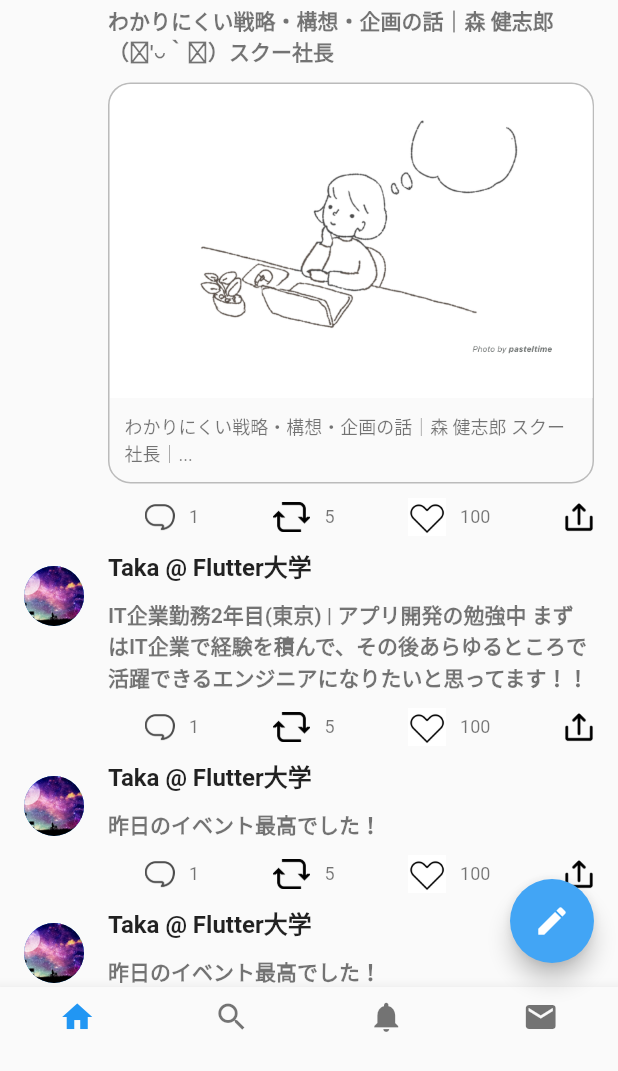
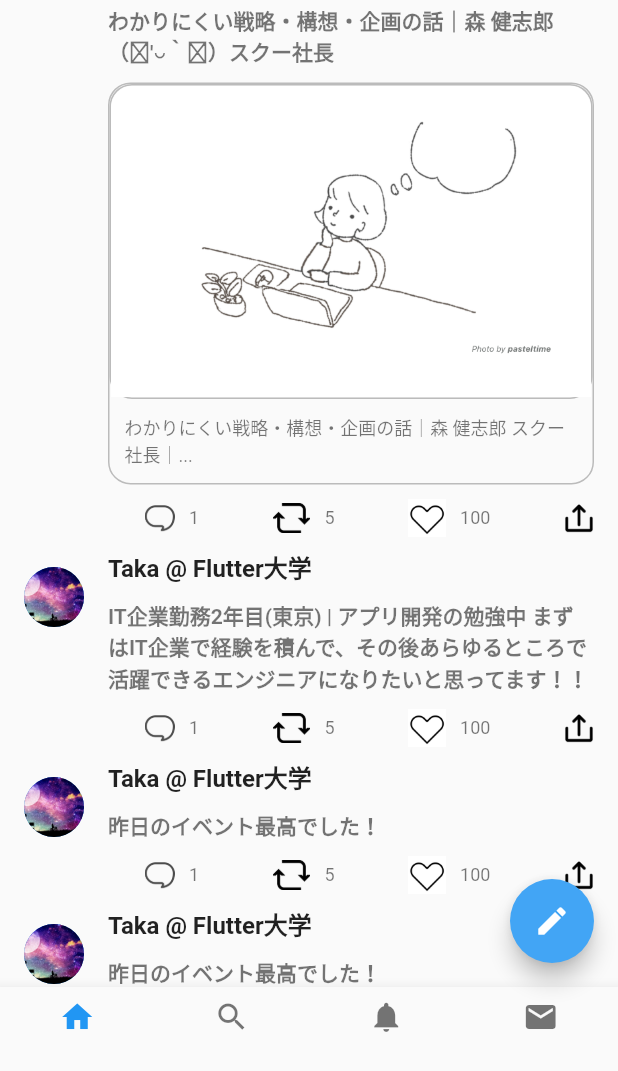
Before and after one commit to Takatoshi-ish/flutter_twitter_ui, a Flutter app: the screen it shows after launch, scrolled down 576 dp, on a phone screen of 412 x 824 dp, the part 165-1236 px from its top. Run offline on Flutter 3.47's test engine with Material 2 defaults, Android fonts, the phone set to English and light mode, and no system bars.

Commit message:
画像部分修正

```diff
--- a/lib/main.dart
+++ b/lib/main.dart
@@ -229,7 +229,13 @@ class TweetWithImageTile extends StatelessWidget {
             ),
             child: Column(
               children: [
-                ClipRRect(
+                Container(
+                  decoration: BoxDecoration(
+                    border:
+                        Border.all(color: Color.fromARGB(255, 187, 187, 187)),
+                    borderRadius: BorderRadius.circular(15),
+                  ),
+                  child: ClipRRect(
                     borderRadius: const BorderRadius.only(
                       topLeft: Radius.circular(15.0),
                       topRight: Radius.circular(15.0),
@@ -237,6 +243,7 @@ class TweetWithImageTile extends StatelessWidget {
                     child: Image.asset(
                       'assets/image1.png',
                       fit: BoxFit.cover,
+                    ),
                   ),
                 ),
                 Container(
```
Lines whose indentation alone changed are shown as unchanged.
